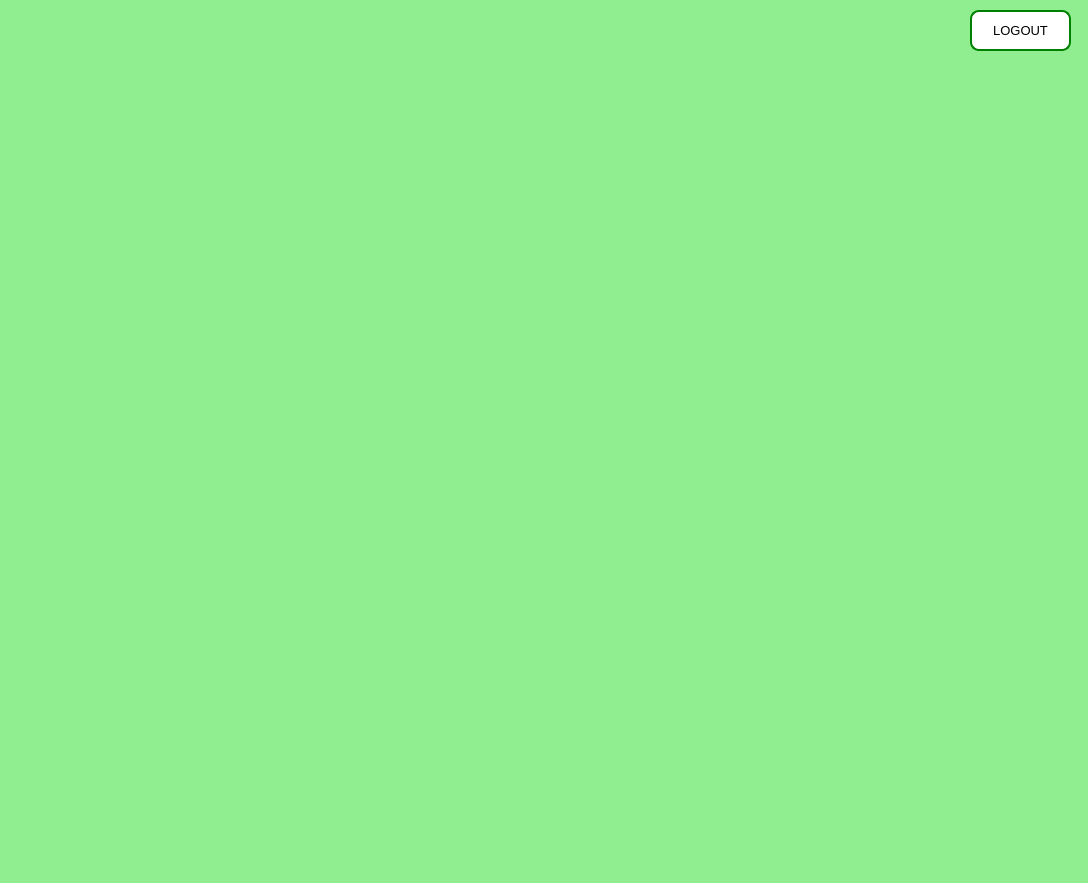
LucasZick/ShortProjectsAndPracticing_Python, file Python/LoginApp/MainWindow.ui: the form before one commit.
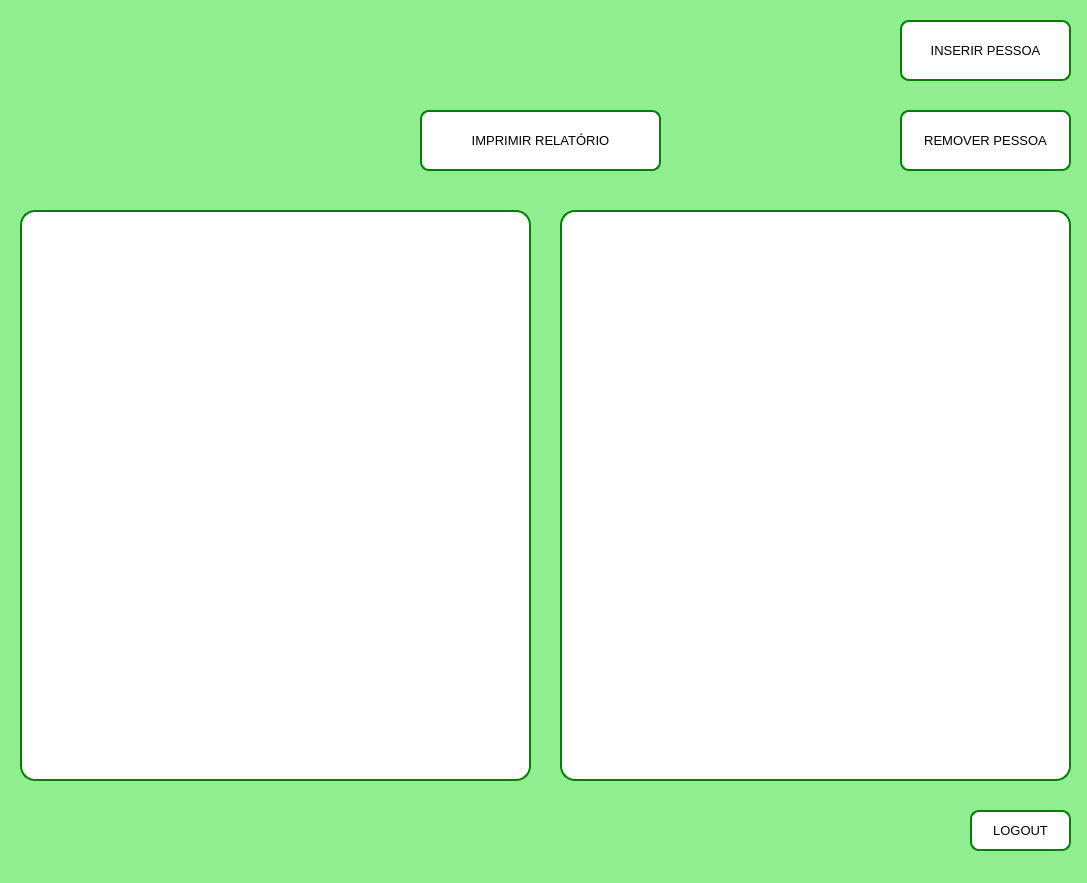
The form after the commit.

Diff of the .ui file:
```diff
--- a/Python/LoginApp/MainWindow.ui
+++ b/Python/LoginApp/MainWindow.ui
@@ -6,10 +6,28 @@
    <rect>
     <x>0</x>
     <y>0</y>
-    <width>1088</width>
+    <width>1087</width>
     <height>883</height>
    </rect>
   </property>
+  <property name="sizePolicy">
+   <sizepolicy hsizetype="Fixed" vsizetype="Fixed">
+    <horstretch>0</horstretch>
+    <verstretch>0</verstretch>
+   </sizepolicy>
+  </property>
+  <property name="minimumSize">
+   <size>
+    <width>1087</width>
+    <height>883</height>
+   </size>
+  </property>
+  <property name="maximumSize">
+   <size>
+    <width>1087</width>
+    <height>883</height>
+   </size>
+  </property>
   <property name="windowTitle">
    <string>Sistema</string>
   </property>
@@ -17,24 +35,11 @@
    <string notr="true">background-color: lightgreen;</string>
   </property>
   <widget class="QWidget" name="centralwidget">
-   <widget class="QLabel" name="labelWelcome">
-    <property name="geometry">
-     <rect>
-      <x>460</x>
-      <y>360</y>
-      <width>161</width>
-      <height>51</height>
-     </rect>
-    </property>
-    <property name="text">
-     <string/>
-    </property>
-   </widget>
    <widget class="QPushButton" name="pushButton_logout">
     <property name="geometry">
      <rect>
       <x>970</x>
-      <y>10</y>
+      <y>810</y>
       <width>101</width>
       <height>41</height>
      </rect>
@@ -54,16 +59,104 @@
      <string>LOGOUT</string>
     </property>
    </widget>
-  </widget>
-  <widget class="QMenuBar" name="menubar">
-   <property name="geometry">
-    <rect>
-     <x>0</x>
-     <y>0</y>
-     <width>1088</width>
-     <height>21</height>
-    </rect>
-   </property>
+   <widget class="QPushButton" name="pushButton_inserir">
+    <property name="geometry">
+     <rect>
+      <x>900</x>
+      <y>20</y>
+      <width>171</width>
+      <height>61</height>
+     </rect>
+    </property>
+    <property name="font">
+     <font>
+      <pointsize>10</pointsize>
+     </font>
+    </property>
+    <property name="cursor">
+     <cursorShape>PointingHandCursor</cursorShape>
+    </property>
+    <property name="styleSheet">
+     <string notr="true">background-color:white; border: 2px solid green; border-radius: 9px;</string>
+    </property>
+    <property name="text">
+     <string>INSERIR PESSOA</string>
+    </property>
+   </widget>
+   <widget class="QPushButton" name="pushButton_remove">
+    <property name="geometry">
+     <rect>
+      <x>900</x>
+      <y>110</y>
+      <width>171</width>
+      <height>61</height>
+     </rect>
+    </property>
+    <property name="font">
+     <font>
+      <pointsize>10</pointsize>
+     </font>
+    </property>
+    <property name="cursor">
+     <cursorShape>PointingHandCursor</cursorShape>
+    </property>
+    <property name="styleSheet">
+     <string notr="true">background-color:white; border: 2px solid green; border-radius: 9px;</string>
+    </property>
+    <property name="text">
+     <string>REMOVER PESSOA</string>
+    </property>
+   </widget>
+   <widget class="QPushButton" name="pushButton_relatorio">
+    <property name="geometry">
+     <rect>
+      <x>420</x>
+      <y>110</y>
+      <width>241</width>
+      <height>61</height>
+     </rect>
+    </property>
+    <property name="font">
+     <font>
+      <pointsize>10</pointsize>
+     </font>
+    </property>
+    <property name="cursor">
+     <cursorShape>PointingHandCursor</cursorShape>
+    </property>
+    <property name="styleSheet">
+     <string notr="true">background-color:white; border: 2px solid green; border-radius: 9px;</string>
+    </property>
+    <property name="text">
+     <string>IMPRIMIR RELATÓRIO</string>
+    </property>
+   </widget>
+   <widget class="QTableWidget" name="tableWidget_1">
+    <property name="geometry">
+     <rect>
+      <x>20</x>
+      <y>210</y>
+      <width>511</width>
+      <height>571</height>
+     </rect>
+    </property>
+    <property name="styleSheet">
+     <string notr="true">background-color: rgb(255, 255, 255); border-radius:15px; border: 2px solid green;</string>
+    </property>
+   </widget>
+   <widget class="QTableWidget" name="tableWidget_2">
+    <property name="geometry">
+     <rect>
+      <x>560</x>
+      <y>210</y>
+      <width>511</width>
+      <height>571</height>
+     </rect>
+    </property>
+    <property name="styleSheet">
+     <string notr="true">background-color: rgb(255, 255, 255); border-radius:15px; border: 2px solid green;</string>
+    </property>
+   </widget>
   </widget>
   <widget class="QStatusBar" name="statusbar"/>
  </widget>
```
Left out of the diff: 8 changed lines with no effect on the pictures.
